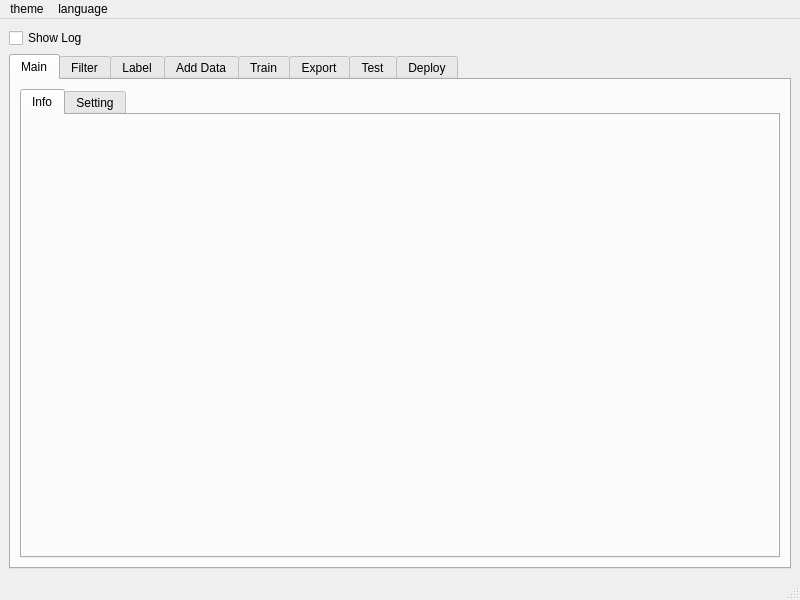
Above: myYolo_qt/src/mainwindow.ui from MRsoymilk/MyYolo before the change. Below: the same form after it.
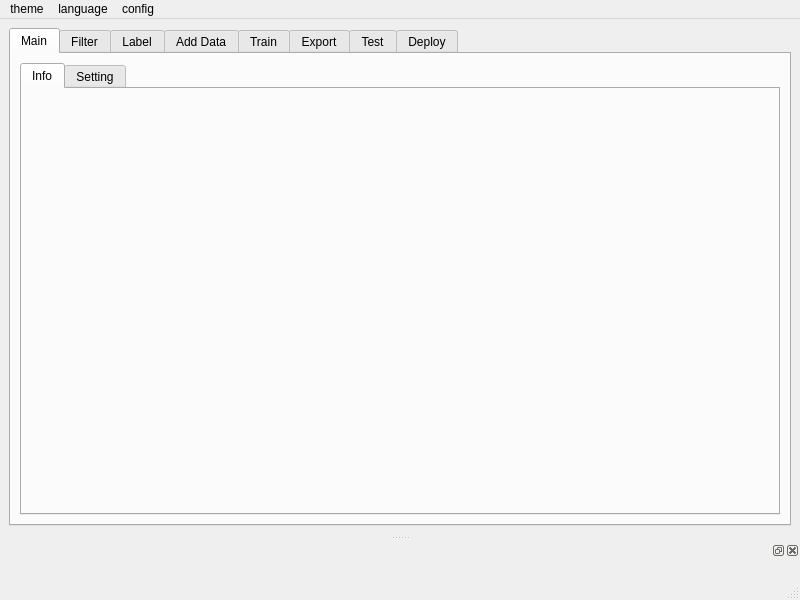
That is the form after the change.

```diff
--- a/myYolo_qt/src/mainwindow.ui
+++ b/myYolo_qt/src/mainwindow.ui
@@ -16,13 +16,6 @@
   <widget class="QWidget" name="centralwidget">
    <layout class="QGridLayout" name="gridLayout">
     <item row="0" column="0">
-     <widget class="QCheckBox" name="checkBoxShowLog">
-      <property name="text">
-       <string>Show Log</string>
-      </property>
-     </widget>
-    </item>
-    <item row="1" column="0">
      <widget class="QTabWidget" name="tabWidget">
       <property name="currentIndex">
        <number>0</number>
@@ -161,10 +154,30 @@
     <addaction name="actionzh_simple"/>
     <addaction name="actionzh_traditioal"/>
    </widget>
+   <widget class="QMenu" name="menusetting">
+    <property name="title">
+     <string>config</string>
+    </property>
+    <addaction name="actionsetting"/>
+    <addaction name="actionlog"/>
+   </widget>
    <addaction name="menuTheme"/>
    <addaction name="menulanguage"/>
+   <addaction name="menusetting"/>
   </widget>
   <widget class="QStatusBar" name="statusbar"/>
+  <widget class="QDockWidget" name="dockWidgetLog">
+   <attribute name="dockWidgetArea">
+    <number>8</number>
+   </attribute>
+   <widget class="QWidget" name="widgetLog">
+    <layout class="QGridLayout" name="gridLayout_6">
+     <item row="0" column="0">
+      <layout class="QGridLayout" name="gLayLog"/>
+     </item>
+    </layout>
+   </widget>
+  </widget>
   <action name="actionLite">
    <property name="text">
     <string>Lite</string>
```
Left out of the diff: 14 changed lines with no effect on the pictures.
